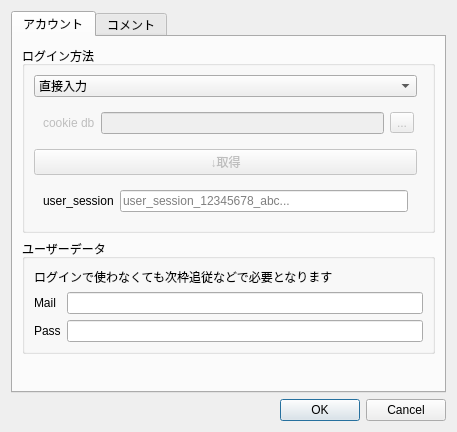
First picture: the form in ui/settingswindow.ui, repository diginatu/Viqo, before the edit.
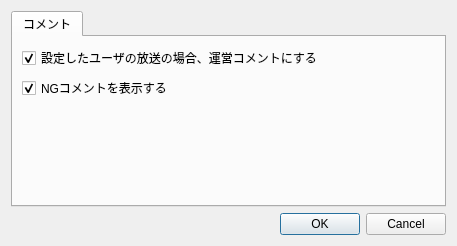
Second picture: the form after the edit.

Commit message: separated the config, account and others fix bug : the setting of "displaying the NG" was not loaded correctly

```diff
--- a/ui/settingswindow.ui
+++ b/ui/settingswindow.ui
@@ -7,7 +7,7 @@
     <x>0</x>
     <y>0</y>
     <width>457</width>
-    <height>432</height>
+    <height>246</height>
    </rect>
   </property>
   <property name="windowTitle">
@@ -19,12 +19,32 @@
      <property name="currentIndex">
       <number>0</number>
      </property>
-     <widget class="QWidget" name="account_tab">
+     <widget class="QWidget" name="comment_tab">
       <attribute name="title">
-       <string>アカウント</string>
+       <string>コメント</string>
       </attribute>
-      <layout class="QGridLayout" name="gridLayout">
-       <item row="3" column="0">
+      <layout class="QVBoxLayout" name="verticalLayout_2">
+       <item>
+        <widget class="QCheckBox" name="comment_ownercomment_chk">
+         <property name="text">
+          <string>設定したユーザの放送の場合、運営コメントにする</string>
+         </property>
+         <property name="checked">
+          <bool>true</bool>
+         </property>
+        </widget>
+       </item>
+       <item>
+        <widget class="QCheckBox" name="comment_dipspNG_chk">
+         <property name="text">
+          <string>NGコメントを表示する</string>
+         </property>
+         <property name="checked">
+          <bool>true</bool>
+         </property>
+        </widget>
+       </item>
+       <item>
         <spacer name="verticalSpacer">
          <property name="orientation">
           <enum>Qt::Vertical</enum>
@@ -32,182 +52,13 @@
          <property name="sizeHint" stdset="0">
           <size>
            <width>20</width>
-           <height>41</height>
+           <height>79</height>
           </size>
          </property>
         </spacer>
        </item>
-       <item row="1" column="0">
-        <widget class="QGroupBox" name="loginWay">
-         <property name="title">
-          <string>ログイン方法</string>
-         </property>
-         <layout class="QGridLayout" name="gridLayout_2">
-          <item row="3" column="0">
-           <widget class="QWidget" name="usersession_groupe" native="true">
-            <layout class="QHBoxLayout" name="horizontalLayout">
-             <item>
-              <widget class="QLabel" name="usersession_label">
-               <property name="text">
-                <string>user_session</string>
-               </property>
-               <property name="buddy">
-                <cstring>usersession</cstring>
-               </property>
-              </widget>
-             </item>
-             <item>
-              <widget class="QLineEdit" name="usersession">
-               <property name="placeholderText">
-                <string>user_session_12345678_abc...</string>
-               </property>
-              </widget>
-             </item>
-            </layout>
-           </widget>
-          </item>
-          <item row="1" column="0" colspan="2">
-           <widget class="QWidget" name="cookie_group" native="true">
-            <property name="enabled">
-             <bool>false</bool>
-            </property>
-            <layout class="QGridLayout" name="gridLayout_4">
-             <item row="1" column="1">
-              <widget class="QLineEdit" name="cookiesetting_filename"/>
-             </item>
-             <item row="1" column="0">
-              <widget class="QLabel" name="cookiesetting_file_label">
-               <property name="text">
-                <string>cookie db</string>
-               </property>
-              </widget>
-             </item>
-             <item row="1" column="2">
-              <widget class="QToolButton" name="cookiesetting_file_open_button">
-               <property name="text">
-                <string>...</string>
-               </property>
-              </widget>
-             </item>
-            </layout>
-           </widget>
-          </item>
-          <item row="2" column="0">
-           <widget class="QPushButton" name="get_session">
-            <property name="enabled">
-             <bool>false</bool>
-            </property>
-            <property name="text">
-             <string>↓取得</string>
-            </property>
-           </widget>
-          </item>
-          <item row="0" column="0">
-           <widget class="QComboBox" name="login_way_combo">
-            <item>
-             <property name="text">
-              <string>直接入力</string>
-             </property>
-            </item>
-            <item>
-             <property name="text">
-              <string>firefox</string>
-             </property>
-            </item>
-            <item>
-             <property name="text">
-              <string>コメビュからログイン</string>
-             </property>
-            </item>
-           </widget>
-          </item>
-         </layout>
-        </widget>
-       </item>
-       <item row="2" column="0">
-        <widget class="QGroupBox" name="userdata">
-         <property name="title">
-          <string>ユーザーデータ</string>
-         </property>
-         <layout class="QFormLayout" name="formLayout_3">
-          <property name="fieldGrowthPolicy">
-           <enum>QFormLayout::AllNonFixedFieldsGrow</enum>
-          </property>
-          <item row="1" column="0">
-           <widget class="QLabel" name="label">
-            <property name="text">
-             <string>Mail</string>
-            </property>
-            <property name="buddy">
-             <cstring>userdata_mail</cstring>
-            </property>
-           </widget>
-          </item>
-          <item row="1" column="1">
-           <widget class="QLineEdit" name="userdata_mail"/>
-          </item>
-          <item row="2" column="0">
-           <widget class="QLabel" name="label_2">
-            <property name="text">
-             <string>Pass</string>
-            </property>
-            <property name="buddy">
-             <cstring>userdata_pass</cstring>
-            </property>
-           </widget>
-          </item>
-          <item row="2" column="1">
-           <widget class="QLineEdit" name="userdata_pass"/>
-          </item>
-          <item row="0" column="0" colspan="2">
-           <widget class="QLabel" name="label_3">
-            <property name="text">
-             <string>ログインで使わなくても次枠追従などで必要となります</string>
-            </property>
-           </widget>
-          </item>
-         </layout>
-        </widget>
-       </item>
       </layout>
      </widget>
-     <widget class="QWidget" name="comment_tab">
-      <attribute name="title">
-       <string>コメント</string>
-      </attribute>
-      <widget class="QCheckBox" name="comment_ownercomment_chk">
-       <property name="geometry">
-        <rect>
-         <x>10</x>
-         <y>10</y>
-         <width>391</width>
-         <height>22</height>
-        </rect>
-       </property>
-       <property name="text">
-        <string>設定したユーザの放送の場合、運営コメントにする</string>
-       </property>
-       <property name="checked">
-        <bool>true</bool>
-       </property>
-      </widget>
-      <widget class="QCheckBox" name="comment_dipspNG_chk">
-       <property name="geometry">
-        <rect>
-         <x>10</x>
-         <y>40</y>
-         <width>171</width>
-         <height>22</height>
-        </rect>
-       </property>
-       <property name="text">
-        <string>NGコメントを表示する</string>
-       </property>
-       <property name="checked">
-        <bool>true</bool>
-       </property>
-      </widget>
-     </widget>
     </widget>
    </item>
    <item>
```
The commit also changes 13 other files.
